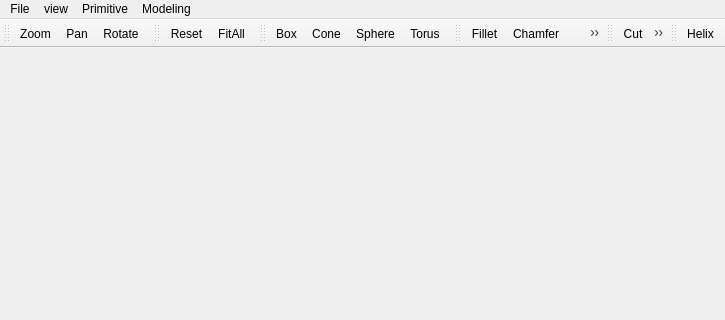
Old version of the form mainwindow.ui in the repository alvinlyb/occTest; both pictures show x 0 to 725 and y 0 to 320 of the 725 by 509 pixel window.
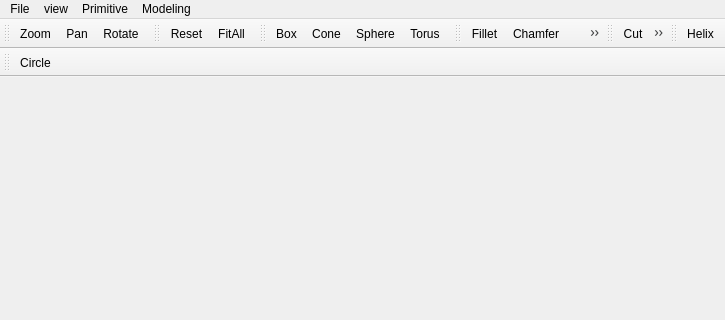
New version of the form. Icons and pictures are not drawn.

```diff
--- a/mainwindow.ui
+++ b/mainwindow.ui
@@ -131,6 +131,18 @@
    </attribute>
    <addaction name="actionHelix"/>
   </widget>
+  <widget class="QToolBar" name="toolBar_6">
+   <property name="windowTitle">
+    <string>toolBar_6</string>
+   </property>
+   <attribute name="toolBarArea">
+    <enum>TopToolBarArea</enum>
+   </attribute>
+   <attribute name="toolBarBreak">
+    <bool>true</bool>
+   </attribute>
+   <addaction name="actionCircle"/>
+  </widget>
   <action name="actionBox">
    <property name="icon">
     <iconset resource="resources.qrc">
@@ -356,6 +368,14 @@
     <string>Helix</string>
    </property>
   </action>
+  <action name="actionCircle">
+   <property name="text">
+    <string>Circle</string>
+   </property>
+   <property name="toolTip">
+    <string>Circle</string>
+   </property>
+  </action>
  </widget>
  <layoutdefault spacing="6" margin="11"/>
  <resources>
```
